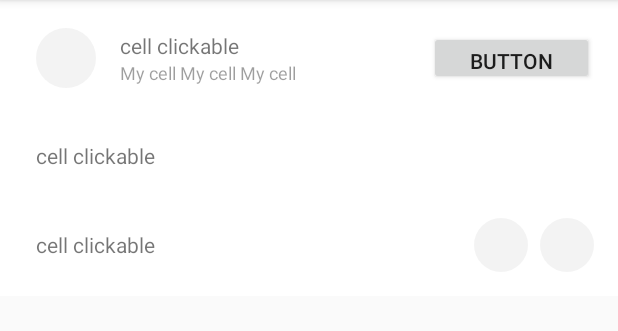
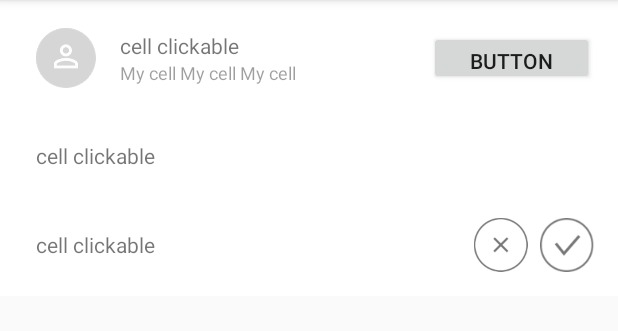
Before and after one commit to appsimples-dev/os-arturito, an Android app: the CellsActivity screen opened directly, with no data from a screen before it, on a phone screen of 412 x 824 dp, the part 84-415 px from its top. Run offline under Robolectric (Android 15) with nearby library versions, the phone set to English and light mode, and no system bars; pictures from the network do not load; 1 statement that could not run was skipped.

Commit message:
Mudanças feitas no chapter de android

```diff
--- a/os-arturito/src/main/java/com/outsmart/os_arturito/BaseService.kt
+++ b/os-arturito/src/main/java/com/outsmart/os_arturito/BaseService.kt
@@ -47,9 +47,11 @@ open class BaseService {
                         }, { t ->
                             if (t is HttpException) {
                                 t.printStackTrace()
+                                // TODO handle error properly
                                 it.onError(listenError(t))
                             }
                         }).collect(d)
+
             }
         }
 
--- a/os-arturito/src/main/java/com/outsmart/os_arturito/Components/SimpleCellComponent/Cell.kt
+++ b/os-arturito/src/main/java/com/outsmart/os_arturito/Components/SimpleCellComponent/Cell.kt
@@ -5,6 +5,9 @@ import android.util.AttributeSet
 import android.view.LayoutInflater
 import android.view.View
 import android.widget.FrameLayout
+import android.widget.ImageView
+import com.bumptech.glide.load.resource.bitmap.CircleCrop
+import com.outsmart.os_arturito.GlideApp
 import com.outsmart.os_arturito.R
 import kotlinx.android.synthetic.main.component_cell.view.*
 
@@ -71,6 +74,11 @@ class Cell @JvmOverloads constructor (context: Context) {
 
     private fun setupTexts() {
         view?.component_cell_title?.text = cellModel?.title
+        if (cellModel?.titleListener != null){
+            view?.component_cell_title?.setOnClickListener {
+                cellModel?.titleListener?.invoke(cellModel?.id ?: 0)
+            }
+        }
         if(!cellModel?.subTitle.isNullOrEmpty()) view?.component_cell_subtitle?.text = cellModel?.subTitle
         else view?.component_cell_subtitle?.visibility = View.GONE
         if(!cellModel?.secondSubtitle.isNullOrEmpty()) view?.component_cell_subtitle2?.text = cellModel?.secondSubtitle
@@ -81,10 +89,23 @@ class Cell @JvmOverloads constructor (context: Context) {
         view?.component_cell_center_button?.text = buttonText
     }
 
+    private fun setupProfilePicture(profilePicture: ImageView) {
+        if (!cellModel?.leftImage.isNullOrEmpty()) {
+            GlideApp
+                    .with(profilePicture.context)
+                    .load(cellModel?.leftImage)
+                    .centerCrop()
+                    .transform(CircleCrop())
+                    .placeholder(R.drawable.profileplaceholder).dontAnimate()
+                    .into(profilePicture)
+        }
+    }
+
     private fun setupLeftImage(){
         view?.component_cell_image_container?.visibility = View.GONE
         if (!cellModel?.leftImage.isNullOrEmpty()){
             view?.component_cell_image_container?.visibility = View.VISIBLE
+            view?.component_cell_image?.let { setupProfilePicture(it) }
             if (cellModel?.leftImageListener != null){
                 view?.component_cell_image?.setOnClickListener {
                     cellModel?.leftImageListener?.invoke(cellModel?.id ?: 0)
--- a/os-arturito/src/main/java/com/outsmart/os_arturito/Components/SimpleCellComponent/CellModel.kt
+++ b/os-arturito/src/main/java/com/outsmart/os_arturito/Components/SimpleCellComponent/CellModel.kt
@@ -11,7 +11,8 @@ data class CellModel(
         val rightButtonListener: ((id: Int) -> Unit)?,
         val leftButtonListener: ((id: Int) -> Unit)?,
         val cellListener: ((id: Int) -> Unit)?,
-        val leftImageListener: ((id: Int) -> Unit)?
+        val leftImageListener: ((id: Int) -> Unit)?,
+        val titleListener: ((id: Int) -> Unit)?
 )
 
 enum class ButtonsType {
--- a/os-arturito/src/main/java/com/outsmart/os_arturito/Components/SimpleCellComponent/CellsActivity.kt
+++ b/os-arturito/src/main/java/com/outsmart/os_arturito/Components/SimpleCellComponent/CellsActivity.kt
@@ -30,13 +30,14 @@ open class CellsActivity : AppCompatActivity() {
                 CellModel(id = 1,
                         title = "cell clickable",
                         subTitle = "My cell My cell My cell",
-                        leftImage = "j",
+                        leftImage = "https://i.redditmedia.com/ElMktJSYVFgrsZD4BtSP9SLDh5MI4aVBrStTEkJW56E.jpg?fit=crop&crop=faces%2Centropy&arh=2&w=960&s=e9eb6fb0bd9eb757f448c1d82b1583ad",
                         buttonsType =  ButtonsType.Single,
                         buttonListener = this::onButtonTap,
                         cellListener = this::onCellTap,
                         leftButtonListener = null,
                         rightButtonListener = null,
-                        leftImageListener = this::onLeftImageTap),
+                        leftImageListener = this::onLeftImageTap,
+                        titleListener = this::onTitleTap),
 
                 CellModel(id = 2,
                         title = "cell clickable",
@@ -45,7 +46,8 @@ open class CellsActivity : AppCompatActivity() {
                         cellListener = this::onCellTap,
                         leftButtonListener = null,
                         rightButtonListener = null,
-                        leftImageListener = null),
+                        leftImageListener = null,
+                        titleListener = null),
 
                 CellModel(id = 3,
                         title = "cell clickable",
@@ -54,7 +56,8 @@ open class CellsActivity : AppCompatActivity() {
                         leftButtonListener = this::onLeftButtonTap,
                         rightButtonListener = this::onRightButtonTap,
                         cellListener = this::onCellTap,
-                        leftImageListener = null)
+                        leftImageListener = null,
+                        titleListener = null)
         )
     }
 
--- a/os-arturito/src/main/java/com/outsmart/os_arturito/OSDialog.kt
+++ b/os-arturito/src/main/java/com/outsmart/os_arturito/OSDialog.kt
@@ -8,6 +8,7 @@ import android.content.DialogInterface
 /**
  * Created by Mutti on 28/09/16.
  */
+
 open class OSDialog {
 
     companion object {
@@ -17,9 +18,8 @@ open class OSDialog {
 
         }
 
-        fun showAlertDialog(context: Context, message: String, button: String = "Ok", onDismiss: (() -> Unit)? = null) {
-            val builder: AlertDialog.Builder = AlertDialog.Builder(context)
-            dialog = builder.setMessage(message)
+        fun showAlertDialog(context: Context, message: String, button: String = "Ok", onDismiss: (() -> Unit)? = null): AlertDialog {
+            return AlertDialog.Builder(context).setMessage(message)
                     .setNeutralButton(button, { dialogInterface, i -> dialogInterface.dismiss() })
                     .setOnDismissListener { onDismiss?.invoke() }
                     .show()
--- a/os-arturito/src/main/java/com/outsmart/os_arturito/OSInterceptor.kt
+++ b/os-arturito/src/main/java/com/outsmart/os_arturito/OSInterceptor.kt
@@ -15,7 +15,8 @@ class OSInterceptor : Interceptor {
 
     @Throws(IOException::class)
     override fun intercept(chain: Interceptor.Chain): Response {
-
+        // TODO log intercepted requests
+        chain.request().url()
         val request = chain.request()
         val builder = request.newBuilder()
         builder.addHeader("x-api-key", OSProject.config?.apiKey ?: "")
--- a/os-arturito/src/main/res/layout/component_cell.xml
+++ b/os-arturito/src/main/res/layout/component_cell.xml
@@ -23,7 +23,7 @@
             <ImageView
                 android:id="@+id/component_cell_image"
                 style="@style/ImageBase"
-                app:srcCompat="@drawable/profile_picture_round_shape"/>
+                app:srcCompat="@drawable/profileplaceholder"/>
 
         </FrameLayout>
 
@@ -68,7 +68,7 @@
                 style="@style/SmallButtonBase"
                 android:visibility="gone"
                 android:layout_gravity="center"
-                app:srcCompat="@drawable/profile_picture_round_shape"/>
+                app:srcCompat="@drawable/negative_button_icon"/>
 
             <ImageView
                 android:id="@+id/component_cell_right_button"
@@ -76,7 +76,7 @@
                 android:layout_marginLeft="8dp"
                 android:layout_gravity="center"
                 android:visibility="gone"
-                app:srcCompat="@drawable/profile_picture_round_shape"/>
+                app:srcCompat="@drawable/positive_button_icon"/>
 
         </LinearLayout>
 
```
